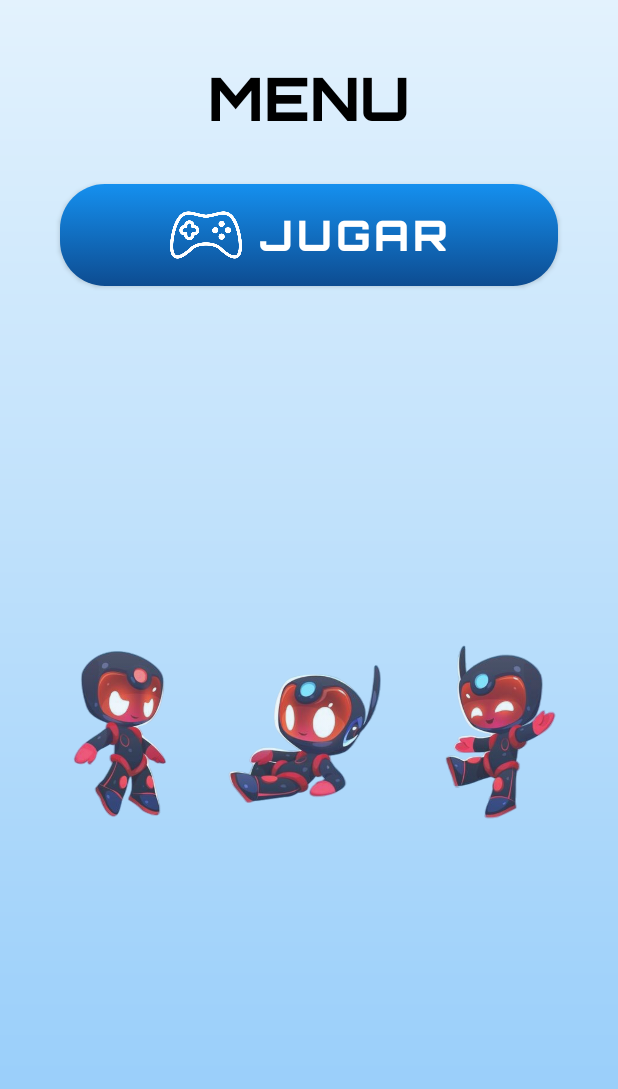
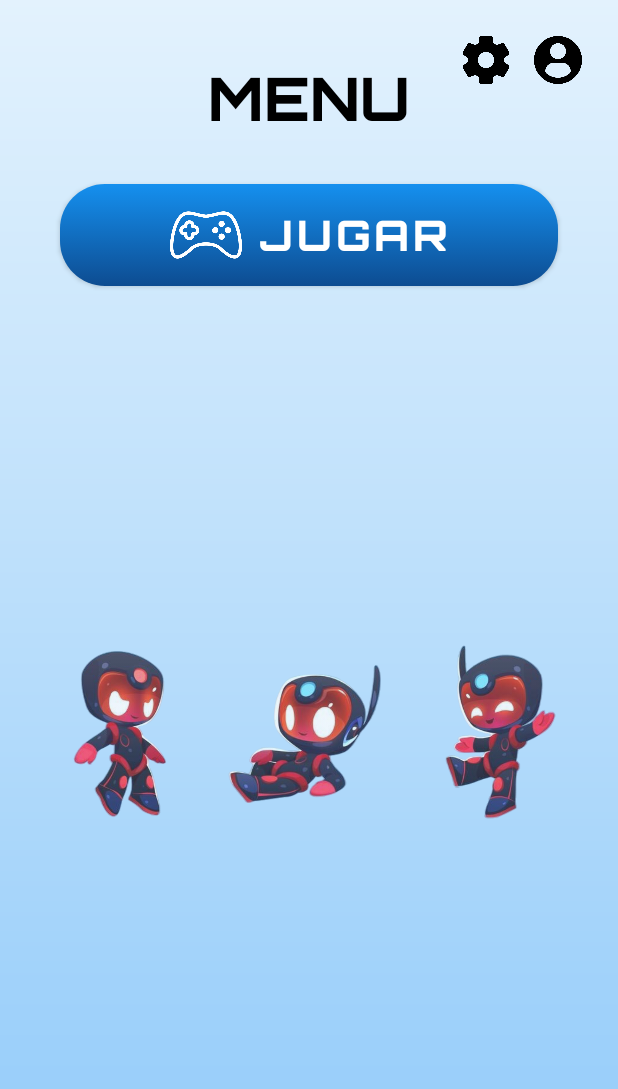
Before and after one commit to javirubia/CiberRoyale, an Android app: the MenuFragment screen opened through its navigation route, on a phone screen of 412 x 824 dp. Shown: the top 1089 px of the screen. Run offline under Robolectric (Android 15) with nearby library versions, the phone set to English and light mode, and no system bars.

Commit message:
EMPEZAMOS AJUSTES Y LOGIN TERMINADO LOGROS

```diff
--- a/app/src/main/res/layout/fragment_menu.xml
+++ b/app/src/main/res/layout/fragment_menu.xml
@@ -9,6 +9,32 @@
     android:background="@drawable/background_menu"
     android:padding="16dp"
     tools:context=".MenuFragment">
+
+    <!-- AÑADIDO: Botón para la pantalla de Cuenta/Perfil -->
+    <ImageButton
+        android:id="@+id/btnCuenta"
+        android:layout_width="48dp"
+        android:layout_height="48dp"
+        android:background="?attr/selectableItemBackgroundBorderless"
+        android:padding="8dp"
+        android:scaleType="centerInside"
+        android:src="@drawable/ic_account"
+        app:layout_constraintEnd_toEndOf="parent"
+        app:layout_constraintTop_toTopOf="parent"
+        android:contentDescription="Gestionar Cuenta" />
+
+    <!-- AÑADIDO: Botón para la pantalla de Ajustes -->
+    <ImageButton
+        android:id="@+id/btnAjustes"
+        android:layout_width="48dp"
+        android:layout_height="48dp"
+        android:background="?attr/selectableItemBackgroundBorderless"
+        android:padding="8dp"
+        android:scaleType="centerInside"
+        android:src="@drawable/ic_settings"
+        app:layout_constraintEnd_toStartOf="@id/btnCuenta"
+        app:layout_constraintTop_toTopOf="parent"
+        android:contentDescription="Ajustes" />
 
     <!-- 1) Texto de encabezado (MENU) -->
     <TextView
@@ -25,7 +51,7 @@
         app:layout_constraintEnd_toEndOf="parent"
         android:layout_marginTop="24dp" />
 
-    <!-- 2) Botón “JUGAR” -->
+    <!-- El resto de tu layout (botones y bytes) no necesita cambios -->
     <com.google.android.material.button.MaterialButton
         android:id="@+id/btnJugar"
         style="@style/Widget.MaterialComponents.Button"
@@ -51,7 +77,6 @@
         android:layout_marginStart="24dp"
         android:layout_marginEnd="24dp" />
 
-    <!-- 3) Botón “TEMARIO” -->
     <com.google.android.material.button.MaterialButton
         android:id="@+id/btnTemario"
         style="@style/Widget.MaterialComponents.Button"
@@ -77,7 +102,6 @@
         android:layout_marginStart="24dp"
         android:layout_marginEnd="24dp" />
 
-    <!-- 4) Botón “LOGROS” -->
     <com.google.android.material.button.MaterialButton
         android:id="@+id/btnLogros"
         style="@style/Widget.MaterialComponents.Button"
@@ -103,7 +127,6 @@
         android:layout_marginStart="24dp"
         android:layout_marginEnd="24dp" />
 
-    <!-- 5) Fila de “bytes” debajo de los botones -->
     <LinearLayout
         android:id="@+id/ll_bytes"
         android:layout_width="0dp"
@@ -115,7 +138,6 @@
         app:layout_constraintStart_toStartOf="parent"
         app:layout_constraintEnd_toEndOf="parent">
 
-        <!-- byte 1 -->
         <ImageView
             android:id="@+id/byte1"
             android:layout_width="0dp"
@@ -124,9 +146,9 @@
             android:adjustViewBounds="true"
             android:scaleType="centerInside"
             android:src="@drawable/byte_frame1"
-            android:layout_margin="8dp" />
+            android:layout_margin="8dp"
+            android:contentDescription="@string/byte1_desc"/>
 
-        <!-- byte 2 -->
         <ImageView
             android:id="@+id/byte2"
             android:layout_width="0dp"
@@ -135,9 +157,9 @@
             android:adjustViewBounds="true"
             android:scaleType="centerInside"
             android:src="@drawable/byte_frame2"
-            android:layout_margin="8dp" />
+            android:layout_margin="8dp"
+            android:contentDescription="@string/byte2_desc"/>
 
-        <!-- byte 3 -->
         <ImageView
             android:id="@+id/byte3"
             android:layout_width="0dp"
@@ -146,8 +168,8 @@
             android:adjustViewBounds="true"
             android:scaleType="centerInside"
             android:src="@drawable/byte_frame3"
-            android:layout_margin="8dp" />
-
+            android:layout_margin="8dp"
+            android:contentDescription="@string/byte3_desc"/>
     </LinearLayout>
 
 </androidx.constraintlayout.widget.ConstraintLayout>
--- a/app/src/main/res/navigation/nav_grph.xml
+++ b/app/src/main/res/navigation/nav_grph.xml
@@ -37,6 +37,12 @@
         <action
             android:id="@+id/action_menuFragment_to_logrosFragment"
             app:destination="@id/logrosFragment" />
+        <action
+            android:id="@+id/action_menuFragment_to_loginFragment"
+            app:destination="@id/loginFragment" />
+        <action
+            android:id="@+id/action_menuFragment_to_ajustesFragment"
+            app:destination="@id/ajustesFragment" />
     </fragment>
     <fragment
         android:id="@+id/juegoFragment"
@@ -164,4 +170,22 @@
             android:id="@+id/action_nivel4Fragment_to_juegoFragment"
             app:destination="@id/juegoFragment" />
     </fragment>
+    <fragment
+        android:id="@+id/loginFragment"
+        android:name="com.ldm.ciberroyale.LoginFragment"
+        android:label="fragment_login"
+        tools:layout="@layout/fragment_login" >
+        <action
+            android:id="@+id/action_loginFragment_to_menuFragment"
+            app:destination="@id/menuFragment" />
+    </fragment>
+    <fragment
+        android:id="@+id/ajustesFragment"
+        android:name="com.ldm.ciberroyale.AjustesFragment"
+        android:label="fragment_ajustes"
+        tools:layout="@layout/fragment_ajustes" >
+        <action
+            android:id="@+id/action_ajustesFragment_to_menuFragment"
+            app:destination="@id/menuFragment" />
+    </fragment>
 </navigation>
```
Also changed, not shown: app/src/main/java/com/ldm/ciberroyale/AjustesFragment.kt (added, +59 -0 lines), app/src/main/java/com/ldm/ciberroyale/LoginFragment.kt (added, +59 -0 lines), app/src/main/java/com/ldm/ciberroyale/MenuFragment.kt (+30 -4 lines), app/src/main/res/layout/fragment_ajustes.xml (added, +14 -0 lines), app/src/main/res/layout/fragment_login.xml (added, +14 -0 lines), app/src/main/res/values/strings.xml (+2 -39 lines), app/src/main/res/drawable/ic_account.png (added), app/src/main/res/drawable/ic_settings.png (added). Lines whose indentation alone changed are shown as unchanged.
